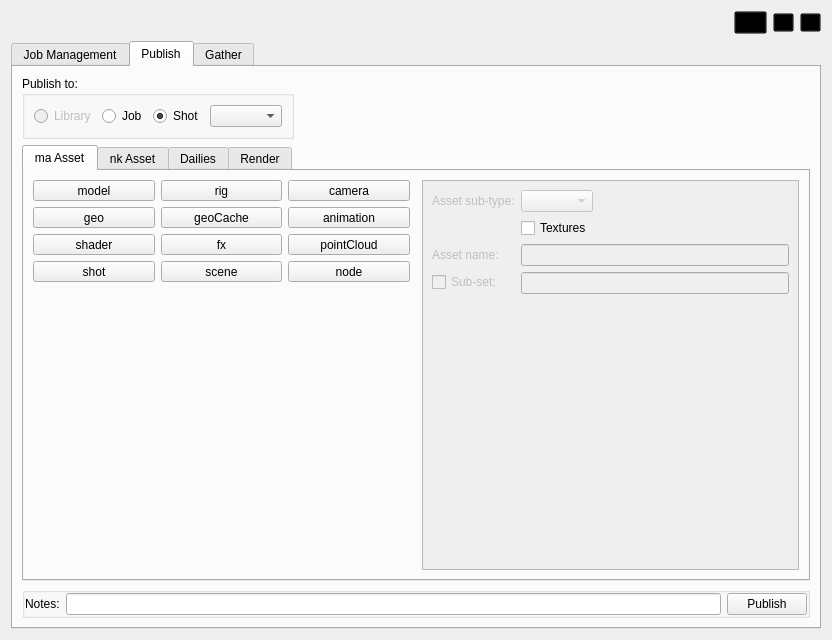
First picture: the form in core/ui/icarusUI.ui, repository mjbonnington/icarus-gps, before the edit.
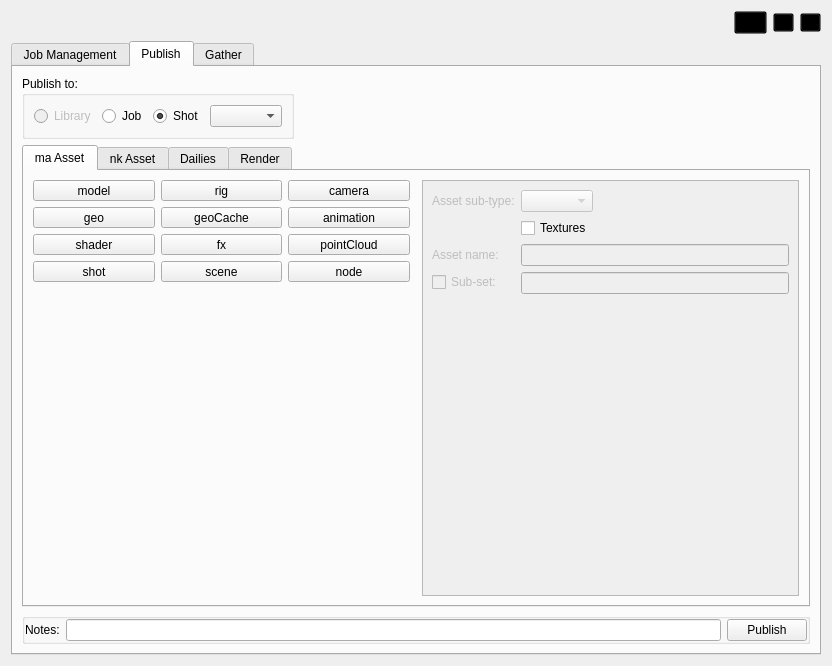
Second picture: the form after the edit. The open tabs and pages were chosen to show the change. Icons and pictures are not drawn.

Diff of the .ui file:
```diff
--- a/core/ui/icarusUI.ui
+++ b/core/ui/icarusUI.ui
@@ -11,7 +11,7 @@
     <x>0</x>
     <y>0</y>
     <width>832</width>
-    <height>640</height>
+    <height>666</height>
    </rect>
   </property>
   <property name="windowTitle">
@@ -1408,8 +1408,8 @@
                   <rect>
                    <x>0</x>
                    <y>0</y>
-                   <width>375</width>
-                   <height>409</height>
+                   <width>350</width>
+                   <height>344</height>
                   </rect>
                  </property>
                  <layout class="QVBoxLayout" name="verticalLayout_3">
```
Left out of the diff: 256 changed lines with no effect on the pictures.
